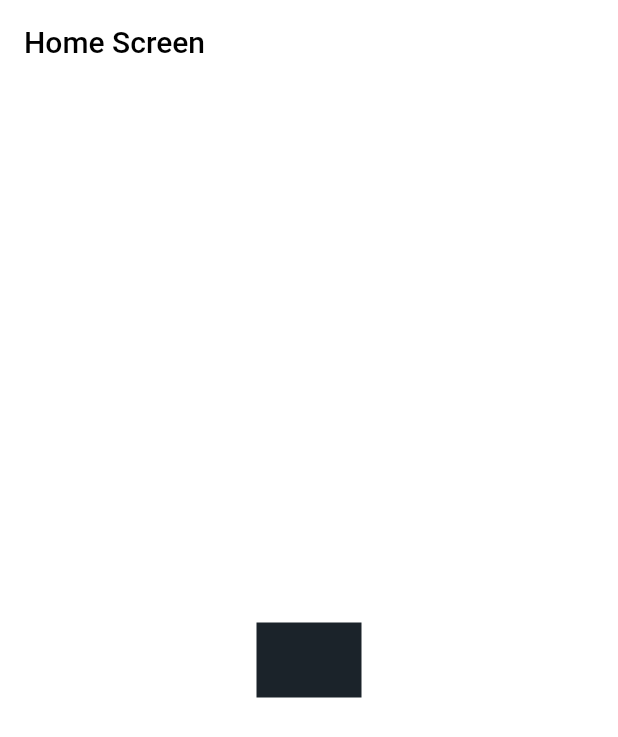
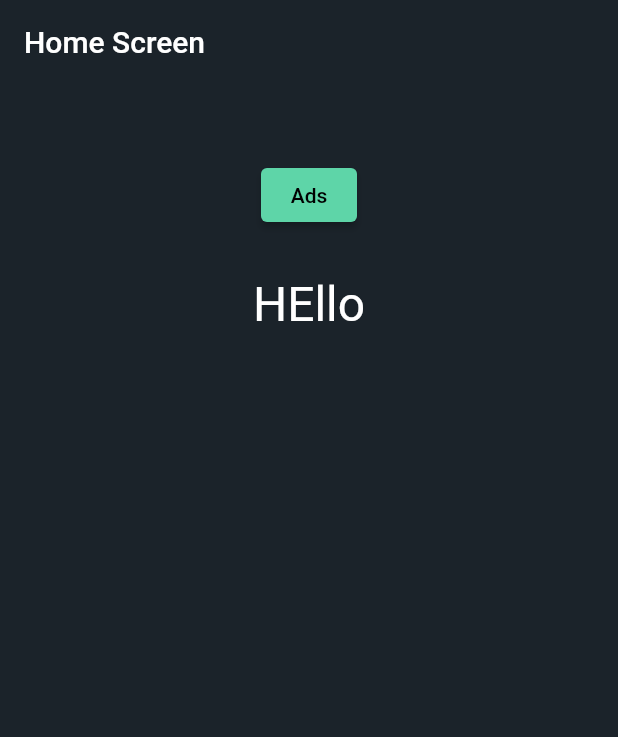
Before and after one commit to ahmadexe/FarmGo-Mobile-App, a Flutter app: the screen it shows after launch, on a phone screen of 412 x 824 dp. Shown: the top 737 px of the screen. Run offline on Flutter 3.47's test engine with Material 2 defaults, Android fonts, the phone set to English and light mode, and no system bars; our stand-ins replace bloc, firebase_core, flutter_bloc; accounts and stored records are empty.

Commit message:
post dev

```diff
--- a/lib/constants/custom_colors.dart
+++ b/lib/configs/custom_colors.dart
@@ -6,14 +6,15 @@ Map<int, Color> primaryColorDark = const {
   200: Color.fromRGBO(94, 213, 168, .3),
   300: Color.fromRGBO(94, 213, 168, .4),
   400: Color.fromRGBO(94, 213, 168, .5),
-  500: Color.fromRGBO(94, 213, 168,.6),
+  500: Color.fromRGBO(94, 213, 168, .6),
   600: Color.fromRGBO(94, 213, 168, .7),
   700: Color.fromRGBO(94, 213, 168, .8),
   800: Color.fromRGBO(94, 213, 168, .9),
   900: Color.fromRGBO(94, 213, 168, 1),
 };
 
-MaterialColor customPrimaryColorDark = MaterialColor(0xFF5ED5A8, primaryColorDark);
+MaterialColor customPrimaryColorDark =
+    MaterialColor(0xFF5ED5A8, primaryColorDark);
 
 Map<int, Color> primaryColorLight = const {
   50: Color.fromRGBO(27, 35, 42, .1),
@@ -22,16 +23,11 @@ Map<int, Color> primaryColorLight = const {
   300: Color.fromRGBO(27, 35, 42, .4),
   400: Color.fromRGBO(27, 35, 42, .5),
   500: Color.fromRGBO(27, 35, 42, .6),
-  600: Color.fromRGBO(27, 35, 42,.7),
+  600: Color.fromRGBO(27, 35, 42, .7),
   700: Color.fromRGBO(27, 35, 42, .8),
   800: Color.fromRGBO(27, 35, 42, .9),
   900: Color.fromRGBO(27, 35, 42, 1),
 };
 
-MaterialColor customPrimaryColorLight = MaterialColor(0xFF1B232A, primaryColorLight);
-
-var buttonTextColorDark = const Color.fromRGBO(23, 29, 34, 1);
-var buttonTextColorLight = const Color.fromRGBO(255, 255, 255, 1);
-var gotoTextColorLight = const Color.fromRGBO(27, 35, 42, 1);
-var gotoTextColorDark = const Color.fromRGBO(94, 213, 168, 1);
-var fieldContrastDark = const Color.fromRGBO(22, 28, 34, 1);
+MaterialColor customPrimaryColorLight =
+    MaterialColor(0xFF1B232A, primaryColorLight);
--- /dev/null
+++ b/lib/configs/defined_colors.dart
@@ -0,0 +1,7 @@
+import 'package:flutter/material.dart';
+
+var buttonTextColorDark = const Color.fromRGBO(23, 29, 34, 1);
+var buttonTextColorLight = const Color.fromRGBO(255, 255, 255, 1);
+var gotoTextColorLight = const Color.fromRGBO(27, 35, 42, 1);
+var gotoTextColorDark = const Color.fromRGBO(94, 213, 168, 1);
+var fieldContrastDark = const Color.fromRGBO(22, 28, 34, 1);
--- /dev/null
+++ b/lib/configs/radius.dart
@@ -0,0 +1,9 @@
+class AppRadius {
+  late int lightCurve;
+  late int heavyCurve;
+
+  init() {
+    lightCurve = 10;
+    heavyCurve = 30;
+  }
+}
--- /dev/null
+++ b/lib/configs/spaces.dart
@@ -0,0 +1,13 @@
+class AppSpaces {
+  late int y1;
+  late int y2;
+  late int x1;
+  late int x2;
+
+  init() {
+    y1 = 40;
+    y2 = 10;
+    x1 = 40;
+    x2 = 10;
+  }
+}
--- /dev/null
+++ b/lib/configs/typography.dart
@@ -0,0 +1,59 @@
+import 'package:flutter/material.dart';
+
+class AppText {
+  // Headings
+  late TextStyle h1;
+  late TextStyle h2;
+  late TextStyle h3;
+  late TextStyle h1b;
+  late TextStyle h2b;
+  late TextStyle h3b;
+  late TextStyle h1sb;
+  late TextStyle h2sb;
+  late TextStyle h3sb;
+
+  // Body
+  late TextStyle t1;
+  late TextStyle t2;
+  late TextStyle t1b;
+  late TextStyle t2b;
+  late TextStyle t1sb;
+  late TextStyle t2sb;
+
+  // hyperlinks
+  late TextStyle hll;
+  late TextStyle hl2;
+
+  init() {
+    TextStyle base = const TextStyle();
+    h1 = base.copyWith(fontSize: 32);
+    h2 = base.copyWith(fontSize: 26);
+    h3 = base.copyWith(fontSize: 18);
+
+    h1b = base.copyWith(fontSize: 32, fontWeight: FontWeight.bold);
+    h2b = base.copyWith(fontSize: 26, fontWeight: FontWeight.bold);
+    h3b = base.copyWith(fontSize: 18, fontWeight: FontWeight.bold);
+
+    h1sb = base.copyWith(fontSize: 32, fontWeight: FontWeight.w500);
+    h2sb = base.copyWith(fontSize: 26, fontWeight: FontWeight.w500);
+    h3sb = base.copyWith(fontSize: 18, fontWeight: FontWeight.w500);
+
+    t1 = base.copyWith(fontSize: 16);
+    t2 = base.copyWith(fontSize: 14);
+
+    t1b = base.copyWith(fontSize: 16, fontWeight: FontWeight.bold);
+    t2b = base.copyWith(fontSize: 14, fontWeight: FontWeight.bold);
+
+    t1b = base.copyWith(fontSize: 16, fontWeight: FontWeight.w500);
+    t2b = base.copyWith(fontSize: 14, fontWeight: FontWeight.w500);
+
+    hll = base.copyWith(
+        fontSize: 16,
+        fontWeight: FontWeight.bold,
+        decoration: TextDecoration.underline);
+    hl2 = base.copyWith(
+        fontSize: 14,
+        fontWeight: FontWeight.bold,
+        decoration: TextDecoration.underline);
+  }
+}
--- a/lib/cubits/switch/switch_cubit.dart
+++ b/lib/cubits/switch/switch_cubit.dart
@@ -4,7 +4,7 @@ import 'package:meta/meta.dart';
 part 'switch_state.dart';
 
 class SwitchCubit extends Cubit<SwitchState> {
-  SwitchCubit() : super(SwitchState(flag: false));
+  SwitchCubit() : super(SwitchState(flag: true));
   void toggleSwicth() {
     if (state.flag == false) {
       emit(SwitchState(flag: true));
--- a/lib/global/themes.dart
+++ b/lib/global/themes.dart
@@ -1,4 +1,4 @@
-import 'package:farmgo/constants/custom_colors.dart';
+import 'package:farmgo/configs/custom_colors.dart';
 import 'package:flutter/material.dart';
 
 enum AppThemes { dark, light }
--- a/lib/main.dart
+++ b/lib/main.dart
@@ -1,10 +1,12 @@
 import 'package:farmgo/cubits/switch/switch_cubit.dart';
 import 'package:farmgo/firebase_options.dart';
 import 'package:farmgo/global/themes.dart';
+import 'package:farmgo/providers/app_provider.dart';
 import 'package:farmgo/screens/home_screen.dart';
 import 'package:firebase_core/firebase_core.dart';
 import 'package:flutter/material.dart';
 import 'package:flutter_bloc/flutter_bloc.dart';
+import 'package:provider/provider.dart';
 
 void main() async {
   WidgetsFlutterBinding.ensureInitialized();
@@ -19,12 +21,18 @@ class MyApp extends StatelessWidget {
 
   @override
   Widget build(BuildContext context) {
-    return BlocProvider(
-      create: (context) => SwitchCubit(),
+    return MultiProvider(
+      providers: [
+        BlocProvider( create: (_) => SwitchCubit()),
+        ChangeNotifierProvider(create: (_) => AppProvider())
+      ],
       child: BlocBuilder<SwitchCubit, SwitchState>(
+
         builder: (context, state) {
+          AppProvider app = AppProvider.state(context);
+          app.init();
           return MaterialApp(
-            home: HomeScreen(),
+            home: const HomeScreen(),
             theme: state.flag? appThemeData[AppThemes.dark] : appThemeData[AppThemes.light],
           );
         },
--- /dev/null
+++ b/lib/providers/app_provider.dart
@@ -0,0 +1,22 @@
+import 'package:farmgo/configs/radius.dart';
+import 'package:farmgo/configs/spaces.dart';
+import 'package:farmgo/configs/typography.dart';
+import 'package:flutter/material.dart';
+import 'package:provider/provider.dart';
+
+class AppProvider extends ChangeNotifier {
+  static AppProvider state(BuildContext context, [listen = false]) =>
+      Provider.of<AppProvider>(context, listen: listen);
+
+  AppText text = AppText();
+  AppRadius radius = AppRadius();
+  AppSpaces space = AppSpaces();
+
+  init() {
+    text.init();
+    radius.init();
+    space.init();
+
+    notifyListeners();
+  }
+}
--- a/lib/screens/home_screen.dart
+++ b/lib/screens/home_screen.dart
@@ -1,5 +1,6 @@
-import 'package:farmgo/constants/custom_colors.dart';
+import 'package:farmgo/configs/custom_colors.dart';
 import 'package:farmgo/cubits/switch/switch_cubit.dart';
+import 'package:farmgo/providers/app_provider.dart';
 import 'package:flutter/material.dart';
 import 'package:flutter_bloc/flutter_bloc.dart';
 
@@ -15,13 +16,23 @@ class HomeScreen extends StatelessWidget {
       ),
       body: BlocBuilder<SwitchCubit, SwitchState>(
         builder: (context, state) {
+          AppProvider app = AppProvider.state(context);
           return Center(
-            child: Container(
-              height: 50,
-              width: 70,
-              color: customPrimaryColorLight,
-            )
-          );
+              child: Column(
+            children: [
+              Container(
+                height: 50,
+                width: 70,
+                color: customPrimaryColorLight,
+              ),
+              ElevatedButton(onPressed: () {}, child: Text("Ads")),
+              SizedBox(height: 30),
+              Text(
+                "HEllo",
+                style: app.text.h1
+              )
+            ],
+          ));
         },
       ),
     );
```
Also changed, not shown: pubspec.yaml (+8 -0 lines), pubspec.lock.
